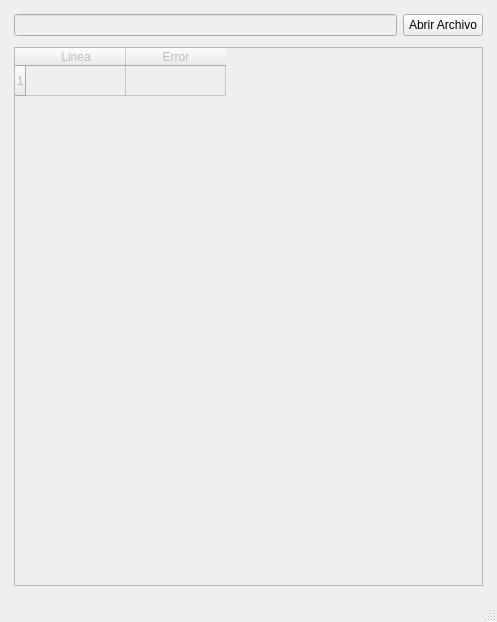
Before: the Qt Designer form views/designs/main_view.ui in PabloCoti/compilador_lenguajes, drawn with Qt 5.
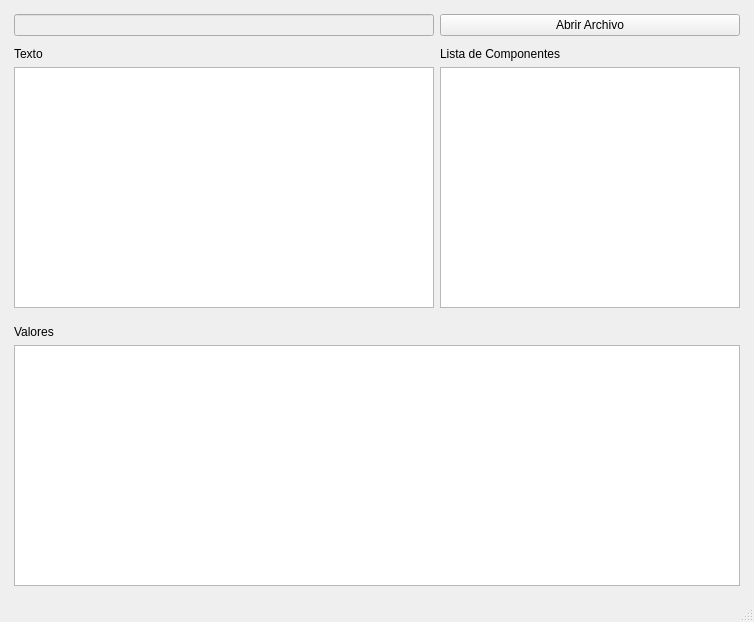
After: the same form once the commit is applied.

Diff of the .ui file:
```diff
--- a/views/designs/main_view.ui
+++ b/views/designs/main_view.ui
@@ -6,7 +6,7 @@
    <rect>
     <x>0</x>
     <y>0</y>
-    <width>497</width>
+    <width>754</width>
     <height>622</height>
    </rect>
   </property>
@@ -15,34 +15,52 @@
   </property>
   <widget class="QWidget" name="centralwidget">
    <layout class="QGridLayout" name="gridLayout">
-    <item row="1" column="2">
-     <widget class="QPushButton" name="openFile">
+    <item row="5" column="1" colspan="2">
+     <spacer name="verticalSpacer_2">
+      <property name="orientation">
+       <enum>Qt::Vertical</enum>
+      </property>
+      <property name="sizeType">
+       <enum>QSizePolicy::Fixed</enum>
+      </property>
+      <property name="sizeHint" stdset="0">
+       <size>
+        <width>20</width>
+        <height>5</height>
+       </size>
+      </property>
+     </spacer>
+    </item>
+    <item row="3" column="1">
+     <widget class="QLabel" name="label">
       <property name="text">
-       <string>Abrir Archivo</string>
+       <string>Texto</string>
       </property>
      </widget>
     </item>
-    <item row="3" column="1" colspan="2">
-     <widget class="QTableWidget" name="tableWidget">
+    <item row="4" column="1">
+     <widget class="QTextEdit" name="fileContent">
       <property name="enabled">
-       <bool>false</bool>
+       <bool>true</bool>
       </property>
-      <property name="rowCount">
-       <number>1</number>
-      </property>
-      <row/>
-      <column>
-       <property name="text">
-        <string>Linea</string>
-       </property>
-      </column>
-      <column>
-       <property name="text">
-        <string>Error</string>
-       </property>
-      </column>
      </widget>
     </item>
+    <item row="2" column="0" rowspan="4">
+     <spacer name="horizontalSpacer">
+      <property name="orientation">
+       <enum>Qt::Horizontal</enum>
+      </property>
+      <property name="sizeType">
+       <enum>QSizePolicy::Fixed</enum>
+      </property>
+      <property name="sizeHint" stdset="0">
+       <size>
+        <width>5</width>
+        <height>20</height>
+       </size>
+      </property>
+     </spacer>
+    </item>
     <item row="0" column="1">
      <spacer name="verticalSpacer_7">
       <property name="orientation">
@@ -59,7 +77,14 @@
       </property>
      </spacer>
     </item>
-    <item row="1" column="3">
+    <item row="1" column="1">
+     <widget class="QLineEdit" name="fileName">
+      <property name="enabled">
+       <bool>false</bool>
+      </property>
+     </widget>
+    </item>
+    <item row="1" column="3" rowspan="4">
      <spacer name="horizontalSpacer_2">
       <property name="orientation">
        <enum>Qt::Horizontal</enum>
@@ -75,7 +100,33 @@
       </property>
      </spacer>
     </item>
-    <item row="2" column="1">
+    <item row="4" column="2">
+     <widget class="QTextEdit" name="fileComponents">
+      <property name="enabled">
+       <bool>true</bool>
+      </property>
+      <property name="minimumSize">
+       <size>
+        <width>0</width>
+        <height>0</height>
+       </size>
+      </property>
+      <property name="maximumSize">
+       <size>
+        <width>300</width>
+        <height>16777215</height>
+       </size>
+      </property>
+     </widget>
+    </item>
+    <item row="1" column="2">
+     <widget class="QPushButton" name="openFile">
+      <property name="text">
+       <string>Abrir Archivo</string>
+      </property>
+     </widget>
+    </item>
+    <item row="2" column="1" colspan="2">
      <spacer name="verticalSpacer">
       <property name="orientation">
        <enum>Qt::Vertical</enum>
@@ -91,31 +142,41 @@
       </property>
      </spacer>
     </item>
-    <item row="3" column="0">
-     <spacer name="horizontalSpacer">
-      <property name="orientation">
-       <enum>Qt::Horizontal</enum>
-      </property>
-      <property name="sizeType">
-       <enum>QSizePolicy::Fixed</enum>
-      </property>
-      <property name="sizeHint" stdset="0">
-       <size>
-        <width>5</width>
-        <height>20</height>
-       </size>
-      </property>
-     </spacer>
-    </item>
-    <item row="1" column="1">
-     <widget class="QLineEdit" name="file_name">
+    <item row="7" column="1" colspan="2">
+     <widget class="QTextEdit" name="fileValues">
       <property name="enabled">
-       <bool>false</bool>
+       <bool>true</bool>
       </property>
+      <property name="minimumSize">
+       <size>
+        <width>0</width>
+        <height>0</height>
+       </size>
+      </property>
+      <property name="maximumSize">
+       <size>
+        <width>16777215</width>
+        <height>255</height>
+       </size>
+      </property>
      </widget>
     </item>
-    <item row="4" column="1">
-     <spacer name="verticalSpacer_2">
+    <item row="6" column="1" colspan="2">
+     <widget class="QLabel" name="label_3">
+      <property name="text">
+       <string>Valores</string>
+      </property>
+     </widget>
+    </item>
+    <item row="3" column="2">
+     <widget class="QLabel" name="label_2">
+      <property name="text">
+       <string>Lista de Componentes</string>
+      </property>
+     </widget>
+    </item>
+    <item row="8" column="1" colspan="2">
+     <spacer name="verticalSpacer_3">
       <property name="orientation">
        <enum>Qt::Vertical</enum>
       </property>
```
Left out of the diff: 4 changed lines with no effect on the pictures.
